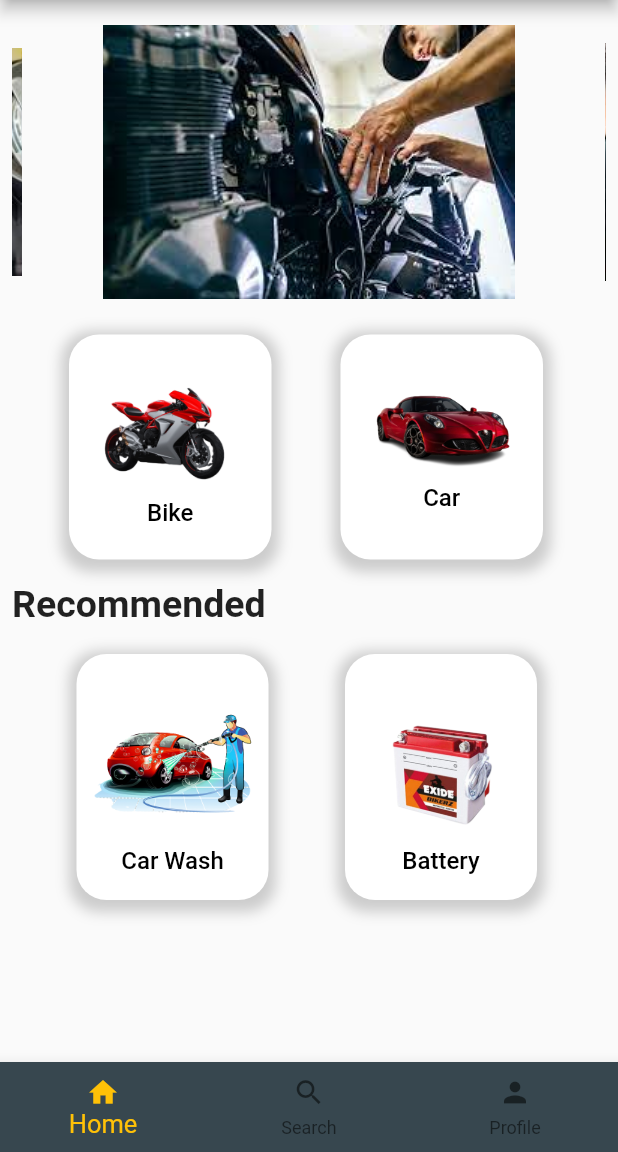
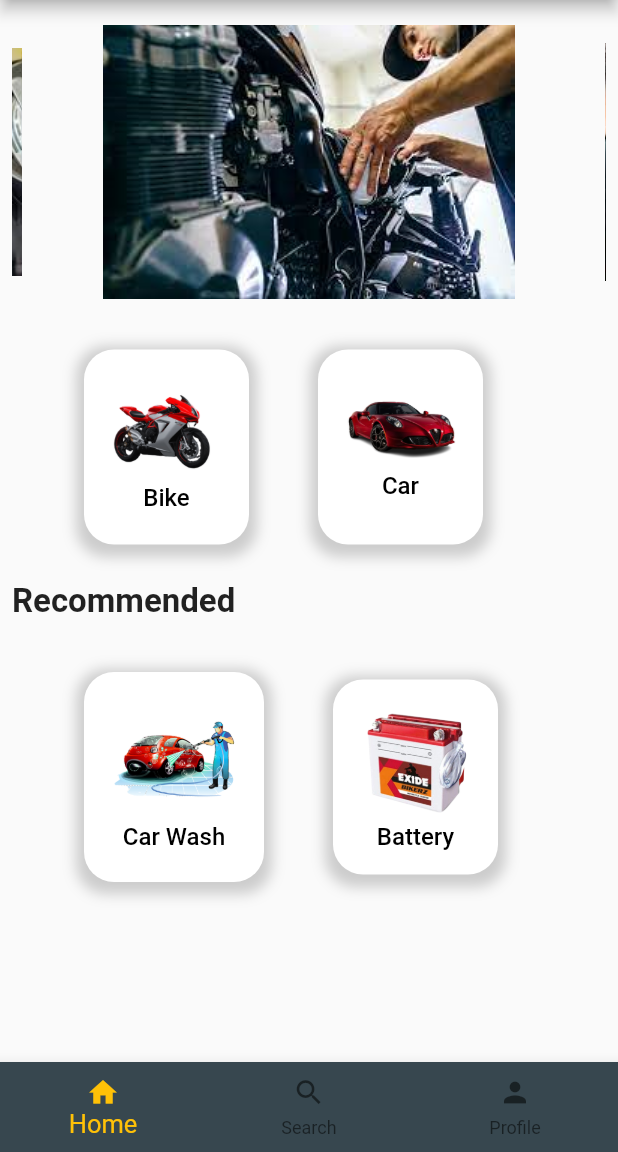
Before and after one commit to javedmughal-058/vehicle_management_app_in_flutter, a Flutter app: the screen it shows after launch, on a phone screen of 412 x 824 dp, the part 84-1236 px from its top. Run offline on Flutter 3.47's test engine with Material 2 defaults, Android fonts, the phone set to English and light mode, and no system bars; drawn by our look-alikes of carousel_slider; our stand-ins replace animated_text_kit.

Commit message:
Update home.dart

```diff
--- a/lib/Screens/home.dart
+++ b/lib/Screens/home.dart
@@ -47,8 +47,8 @@ class _homeState extends State<home> {
           ),
         ),
         Container(
+          padding: EdgeInsets.all(10),
           height: 180,
-         // color: Colors.amber[500],
           child: Row(
             children: [
               SizedBox(width: 30,),
@@ -58,8 +58,8 @@ class _homeState extends State<home> {
                 child: Container(
                   padding: EdgeInsets.fromLTRB(5, 10, 5, 10),
                   // color: Colors.red,
-                  height: 150,
-                  width: 135,
+                  height: 130,
+                  width: 110,
                   decoration:  BoxDecoration(
                       borderRadius: BorderRadius.circular(20),
                       boxShadow: [
@@ -92,8 +92,8 @@ class _homeState extends State<home> {
                 child: Container(
                   padding: EdgeInsets.fromLTRB(5, 10, 5, 10),
                   // color: Colors.red,
-                  height: 150,
-                  width: 135,
+                  height: 130,
+                  width: 110,
                   decoration:  BoxDecoration(
                       borderRadius: BorderRadius.circular(20),
                       boxShadow: [
@@ -125,22 +125,23 @@ class _homeState extends State<home> {
         Container(
           height: 40,
           //color: Colors.amber[100],
-          child: Text("Recommended",style: TextStyle(fontWeight: FontWeight.bold,fontSize: 25),),
+          child: Text("Recommended",style: TextStyle(fontWeight: FontWeight.bold,fontSize: 22),),
         ),
         Container(
+          padding: EdgeInsets.all(10),
           height: 180,
           // color: Colors.amber[500],
           child: Row(
             children: [
-              SizedBox(width: 35,),
+              SizedBox(width: 30,),
               TextButton(onPressed: (){
                 Navigator.push(context, MaterialPageRoute(builder: (context)=> bike(),));
               },
                 child: Container(
                   padding: EdgeInsets.fromLTRB(5, 10, 5, 10),
                   // color: Colors.red,
-                  height: 200,
-                  width: 128,
+                  height: 140,
+                  width: 120,
                   decoration:  BoxDecoration(
                       borderRadius: BorderRadius.circular(20),
                       boxShadow: [
@@ -155,7 +156,7 @@ class _homeState extends State<home> {
                   ),
                   child:  Column(
                     children: [
-                      Image.asset("images/wash.png"),
+                      Image.asset("images/wash.png",height: 90,width: 90,),
                       Text('Car Wash',textAlign: TextAlign.center,
                         style: TextStyle(
                           color: Colors.black,
@@ -166,15 +167,15 @@ class _homeState extends State<home> {
 
                   ),
                 ),),
-              SizedBox(width: 35,),
+              SizedBox(width: 30,),
               TextButton(onPressed: (){
                 Navigator.push(context, MaterialPageRoute(builder: (context)=> car(),));
               },
                 child: Container(
-                  padding: EdgeInsets.fromLTRB(5, 10, 5, 10),
+                  padding: EdgeInsets.fromLTRB(5, 15, 5, 5),
                   // color: Colors.red,
-                  height: 200,
-                  width: 128,
+                  height: 130,
+                  width: 110,
                   decoration:  BoxDecoration(
                       borderRadius: BorderRadius.circular(20),
                       boxShadow: [
@@ -189,9 +190,9 @@ class _homeState extends State<home> {
                   ),
                   child:  Column(
                     children: [
-                      SizedBox(height: 30,),
-                      Image.asset("images/battery.png",height: 80,),
-                      SizedBox(height: 8,),
+                     // SizedBox(height: 30,),
+                      Image.asset("images/battery.png",height: 80,width: 80),
+                     // SizedBox(height: 8,),
                       Text('Battery',textAlign: TextAlign.center,
                         style: TextStyle(
                           color: Colors.black,
```
